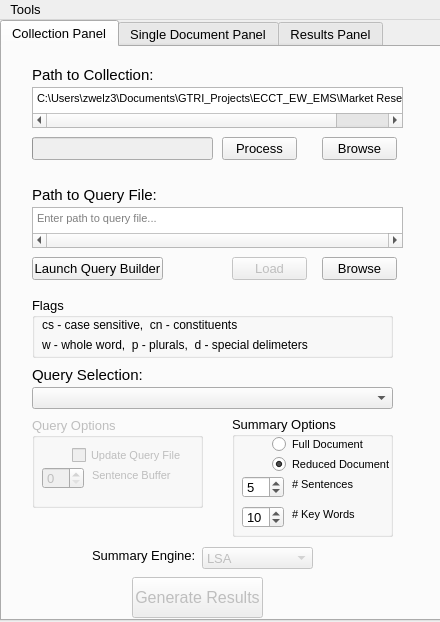
zwelz3/milnlp, file milnlp/gui/summary_tool.ui: the form before one commit.
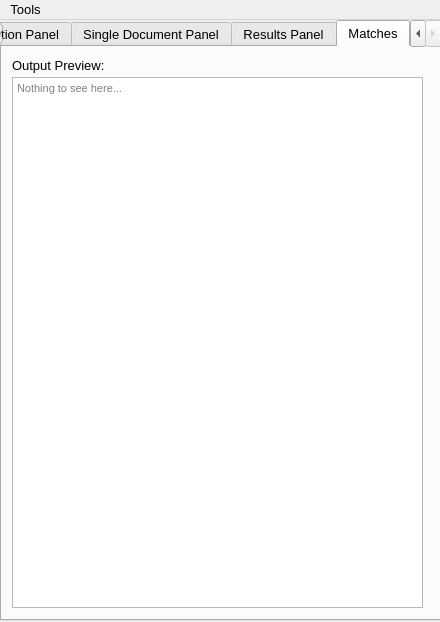
The form after the commit. The open tabs and pages were chosen to show the change. Icons and pictures are not drawn.

Commit message: Patch missing collection and query path updates in backend. Add results panels for matches and related function.

The edit to the form file:
```diff
--- a/milnlp/gui/summary_tool.ui
+++ b/milnlp/gui/summary_tool.ui
@@ -30,6 +30,9 @@
   </property>
   <widget class="QWidget" name="centralWidget">
    <widget class="QTabWidget" name="tabWidget">
+    <property name="enabled">
+     <bool>true</bool>
+    </property>
     <property name="geometry">
      <rect>
       <x>0</x>
@@ -912,6 +915,48 @@
       </property>
      </widget>
     </widget>
+    <widget class="QWidget" name="tab_4">
+     <property name="enabled">
+      <bool>true</bool>
+     </property>
+     <attribute name="title">
+      <string>Matches</string>
+     </attribute>
+     <widget class="QLabel" name="label_12">
+      <property name="geometry">
+       <rect>
+        <x>10</x>
+        <y>10</y>
+        <width>101</width>
+        <height>16</height>
+       </rect>
+      </property>
+      <property name="text">
+       <string>Output Preview:</string>
+      </property>
+     </widget>
+     <widget class="QPlainTextEdit" name="outputMatches">
+      <property name="enabled">
+       <bool>true</bool>
+      </property>
+      <property name="geometry">
+       <rect>
+        <x>10</x>
+        <y>30</y>
+        <width>411</width>
+        <height>531</height>
+       </rect>
+      </property>
+      <property name="font">
+       <font>
+        <pointsize>8</pointsize>
+       </font>
+      </property>
+      <property name="placeholderText">
+       <string>Nothing to see here...</string>
+      </property>
+     </widget>
+    </widget>
    </widget>
   </widget>
   <widget class="QMenuBar" name="menuBar">
```
The commit also changes 1 other file.
